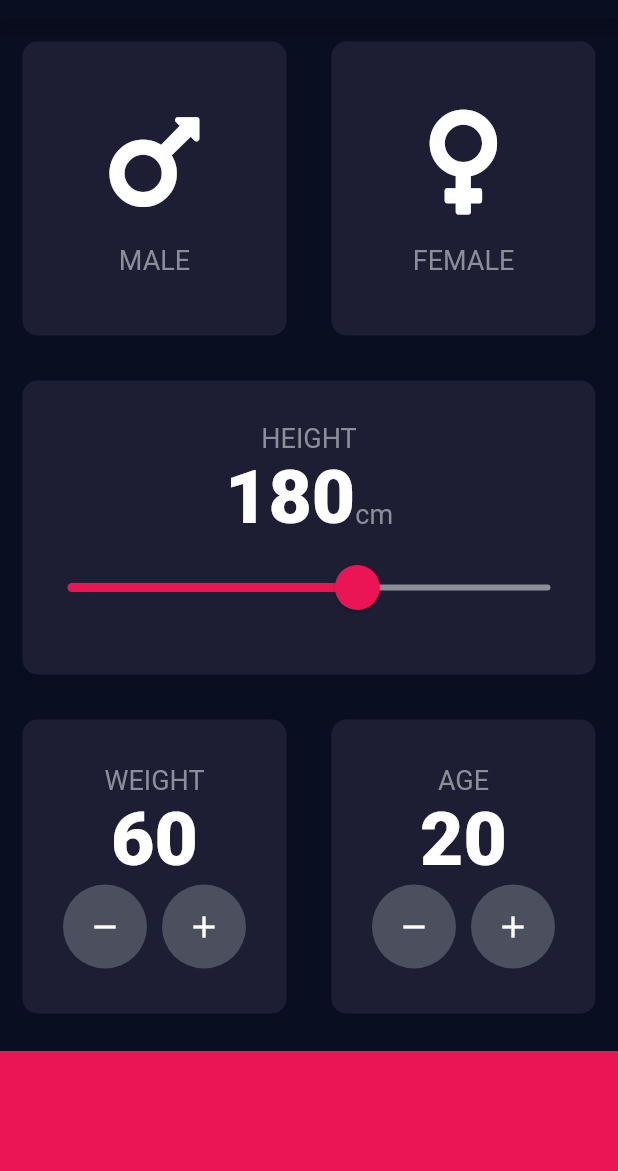
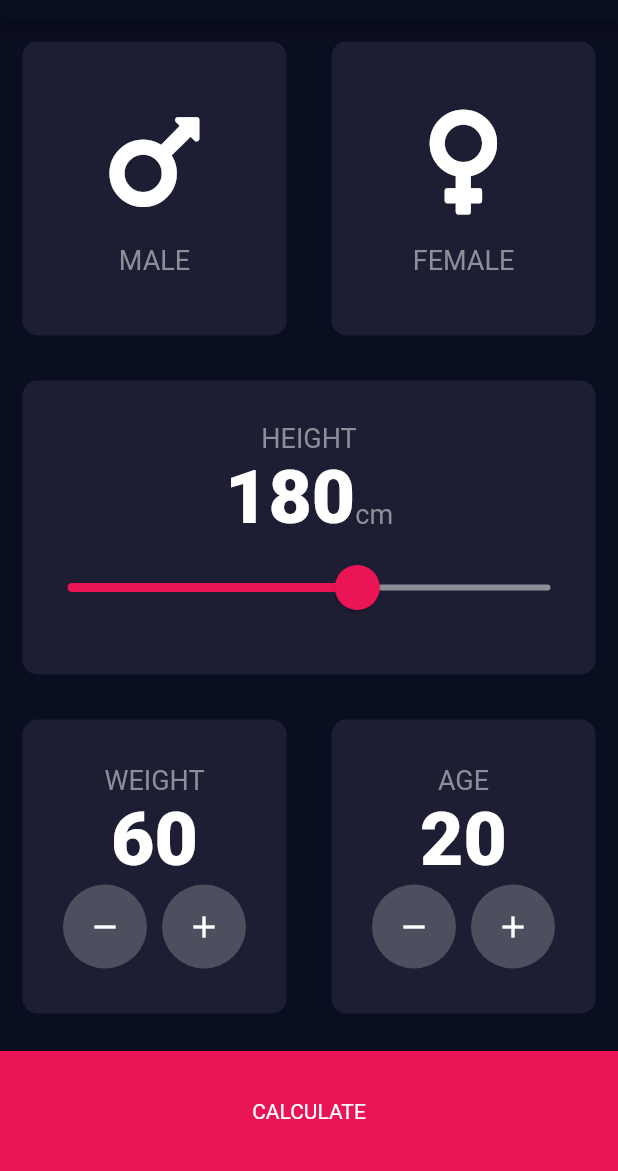
Before and after one commit to itayxsagiv/bmi-calculator-flutter, a Flutter app: the screen it shows after launch, on a phone screen of 412 x 824 dp, the part 65-1236 px from its top. Run offline on Flutter 3.47's test engine with Material 2 defaults, Android fonts, the phone set to English and light mode, and no system bars; our stand-ins replace font_awesome_flutter.

Commit message:
Step 13 - Multi Screen

```diff
--- a/lib/input_page.dart
+++ b/lib/input_page.dart
@@ -207,11 +207,21 @@ class _InputPageState extends State<InputPage> {
               ],
             ),
           ),
-          Container(
-            color: kBottomContainerColor,
-            margin: EdgeInsets.only(top: 10),
-            height: kBottomContainerHeight,
-            width: double.infinity,
+          GestureDetector(
+            onTap: () {
+              Navigator.pushNamed(context, '/results');
+            },
+            child: Container(
+              child: Center(
+                child: Text(
+                  'CALCULATE',
+                ),
+              ),
+              color: kBottomContainerColor,
+              margin: EdgeInsets.only(top: 10),
+              height: kBottomContainerHeight,
+              width: double.infinity,
+            ),
           ),
         ],
       ),
--- a/lib/main.dart
+++ b/lib/main.dart
@@ -1,3 +1,4 @@
+import 'package:bmi_calculator/results_page.dart';
 import 'package:flutter/material.dart';
 
 import 'input_page.dart';
@@ -12,7 +13,11 @@ class BMICalculator extends StatelessWidget {
         primaryColor: Color(0xff0a0e21),
         scaffoldBackgroundColor: Color(0xff0a0e21),
       ),
-      home: InputPage(),
+      initialRoute: '/',
+      routes: {
+        '/': (context) => InputPage(),
+        '/results': (context) => ResultsPage(),
+      },
     );
   }
 }
```
Also changed, not shown: lib/results_page.dart (added, +19 -0 lines).
